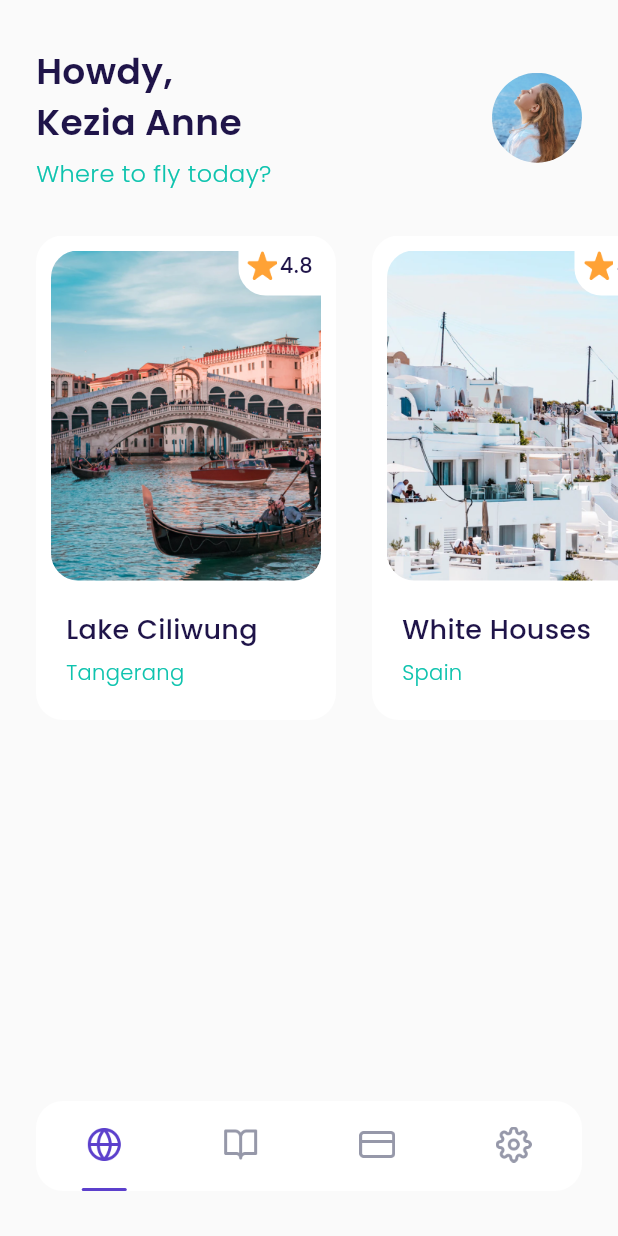
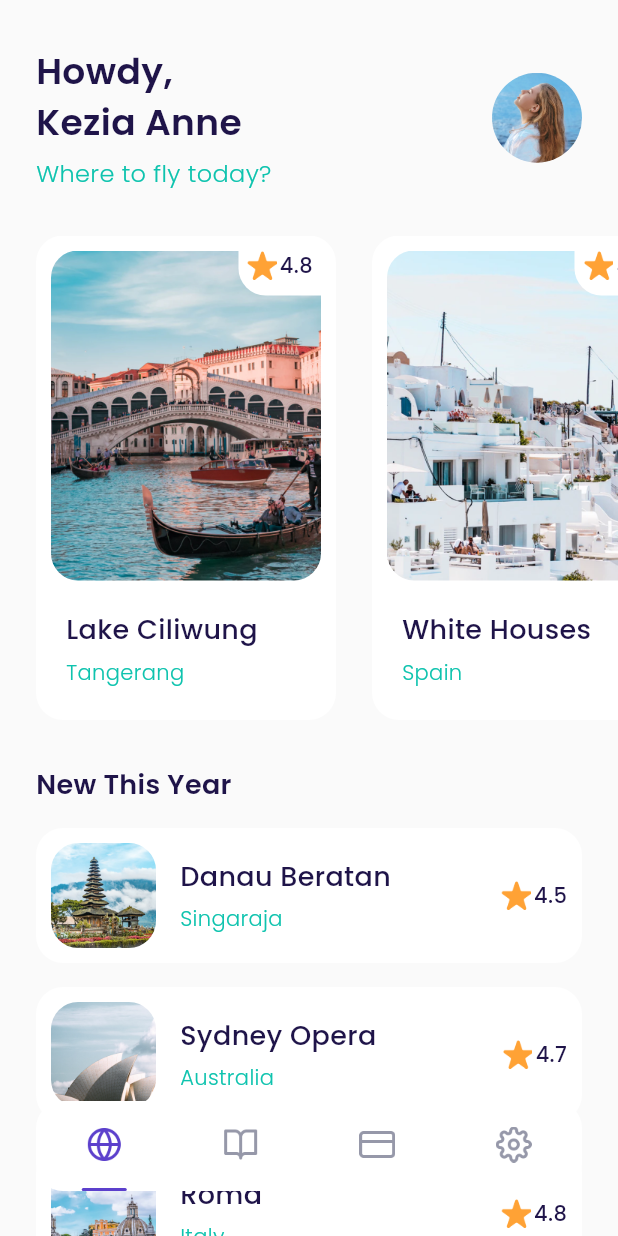
Before and after one commit to Fatahillah-13/airplane, a Flutter app: the MainPage screen opened by its route, on a phone screen of 412 x 824 dp. Run offline on Flutter 3.47's test engine with Material 3 defaults, Android fonts, the phone set to English and light mode, and no system bars; our stand-ins replace google_fonts; missing offline and left inert: dart:ffi.

Commit message:
add destination_tile

```diff
--- a/lib/ui/pages/home_page.dart
+++ b/lib/ui/pages/home_page.dart
@@ -1,6 +1,7 @@
 // ignore_for_file: prefer_const_constructors, prefer_const_literals_to_create_immutables
 
 import 'package:airplane/ui/widget/destination_card.dart';
+import 'package:airplane/ui/widget/destination_tile.dart';
 import 'package:flutter/material.dart';
 import 'package:flutter/widgets.dart';
 import '../../shared/theme.dart';
@@ -106,10 +107,64 @@ class HomePage extends StatelessWidget {
       );
     }
 
+    Widget newDestination() {
+      return Container(
+        margin: EdgeInsets.only(
+          top: 30,
+          left: defaultMargin,
+          right: defaultMargin,
+          bottom: 140,
+        ),
+        child: Column(
+          crossAxisAlignment: CrossAxisAlignment.start,
+          children: [
+            Text(
+              'New This Year',
+              style: blackTextStyle.copyWith(
+                fontSize: 18,
+                fontWeight: semibold,
+              ),
+            ),
+            DestinationTile(
+              name: 'Danau Beratan',
+              city: 'Singaraja',
+              imageURL: 'assets/image_destination6.png',
+              rating: 4.5,
+            ),
+            DestinationTile(
+              name: 'Sydney Opera',
+              city: 'Australia',
+              imageURL: 'assets/image_destination7.png',
+              rating: 4.7,
+            ),
+            DestinationTile(
+              name: 'Roma',
+              city: 'Italy',
+              imageURL: 'assets/image_destination8.png',
+              rating: 4.8,
+            ),
+            DestinationTile(
+              name: 'Payung Teduh',
+              city: 'Singapore',
+              imageURL: 'assets/image_destination9.png',
+              rating: 4.5,
+            ),
+            DestinationTile(
+              name: 'Hili Hey',
+              city: 'Monaco',
+              imageURL: 'assets/image_destination10.png',
+              rating: 4.7,
+            ),
+          ],
+        ),
+      );
+    }
+
     return ListView(
       children: [
         header(),
         popularDestination(),
+        newDestination(),
       ],
     );
   }
--- /dev/null
+++ b/lib/ui/widget/destination_tile.dart
@@ -0,0 +1,95 @@
+// ignore_for_file: prefer_const_constructors, use_super_parameters
+
+import 'package:airplane/shared/theme.dart';
+import 'package:flutter/material.dart';
+import 'package:flutter/widgets.dart';
+
+class DestinationTile extends StatelessWidget {
+  final String name;
+  final String city;
+  final String imageURL;
+  final double rating;
+
+  const DestinationTile({
+    Key? key,
+    required this.name,
+    required this.city,
+    required this.imageURL,
+    this.rating = 0.0,
+  }) : super(key: key);
+
+  @override
+  Widget build(BuildContext context) {
+    return Container(
+      margin: EdgeInsets.only(top: 16),
+      padding: EdgeInsets.all(10),
+      decoration: BoxDecoration(
+        color: kWhiteColor,
+        borderRadius: BorderRadius.circular(18),
+      ),
+      child: Row(
+        children: [
+          Container(
+            width: 70,
+            height: 70,
+            margin: EdgeInsets.only(right: 16),
+            decoration: BoxDecoration(
+              borderRadius: BorderRadius.circular(18),
+              image: DecorationImage(
+                fit: BoxFit.cover,
+                image: AssetImage(
+                  imageURL,
+                ),
+              ),
+            ),
+          ),
+          Expanded(
+            child: Column(
+              crossAxisAlignment: CrossAxisAlignment.start,
+              children: [
+                Text(
+                  name,
+                  style: blackTextStyle.copyWith(
+                    fontSize: 18,
+                    fontWeight: medium,
+                  ),
+                ),
+                SizedBox(
+                  height: 5,
+                ),
+                Text(
+                  city,
+                  style: greyTextStyle.copyWith(
+                    fontWeight: light,
+                  ),
+                ),
+              ],
+            ),
+          ),
+          Row(
+            mainAxisAlignment: MainAxisAlignment.center,
+            crossAxisAlignment: CrossAxisAlignment.start,
+            children: [
+              Container(
+                margin: EdgeInsets.only(right: 2),
+                width: 20,
+                height: 20,
+                decoration: BoxDecoration(
+                  image: DecorationImage(
+                    image: AssetImage('assets/icon_star.png'),
+                  ),
+                ),
+              ),
+              Text(
+                rating.toString(),
+                style: blackTextStyle.copyWith(
+                  fontWeight: medium,
+                ),
+              ),
+            ],
+          ),
+        ],
+      ),
+    );
+  }
+}
```
Also changed, not shown: lib/ui/pages/detail_page.dart (added).
